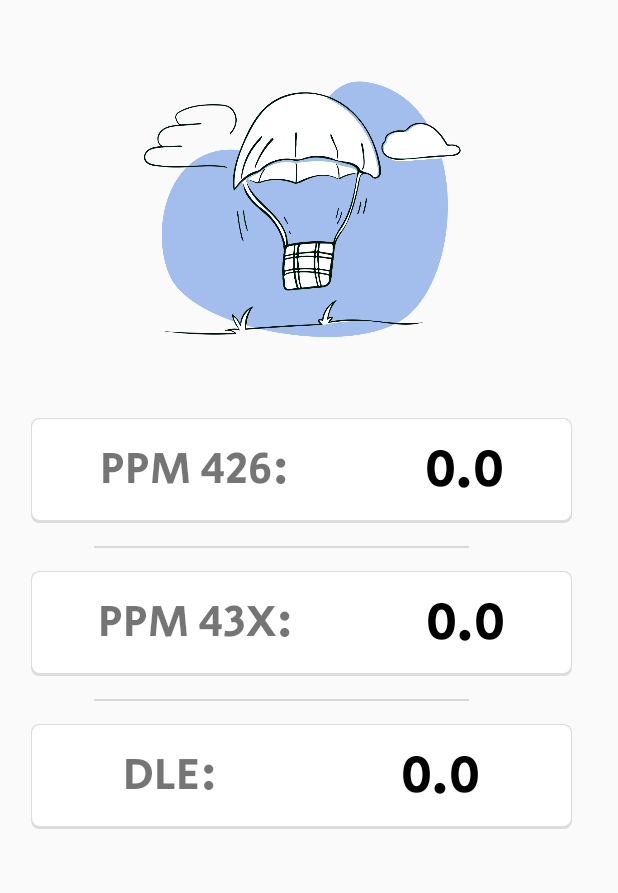
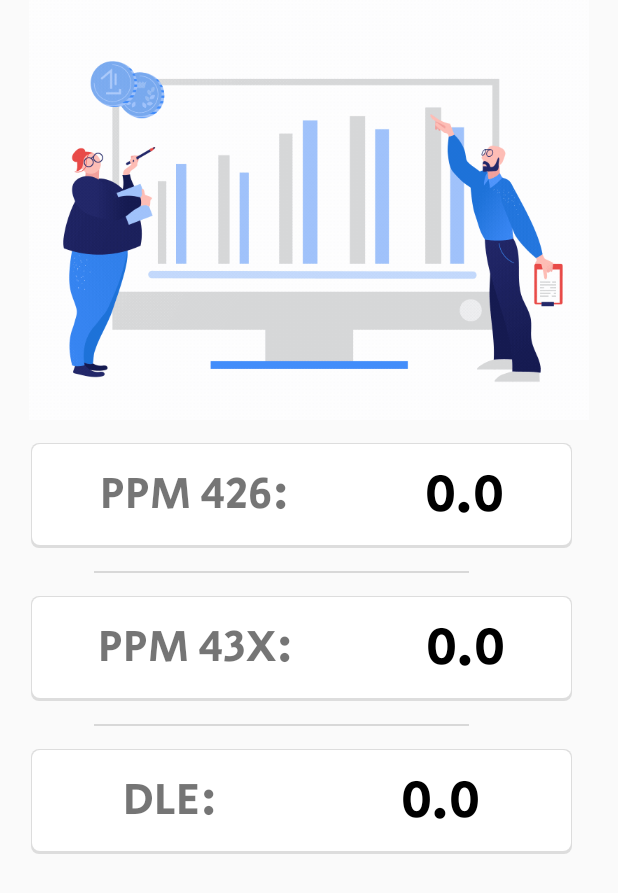
Before and after one commit to Yolkovich/FaurPlus, an Android app: the AnnaResult screen opened directly, with no data from a screen before it, on a phone screen of 412 x 824 dp. Shown: the top 893 px of the screen. Run offline under Robolectric (Android 15) with nearby library versions, the phone set to English and light mode, and no system bars; 3 statements that could not run were skipped.

Commit message:
- Add GIF to Anna

```diff
--- a/app/build.gradle
+++ b/app/build.gradle
@@ -8,7 +8,7 @@ android {
 
     defaultConfig {
         applicationId "com.example.faurplus"
-        minSdkVersion 16
+        minSdkVersion 17
         targetSdkVersion 30
         versionCode 1
         versionName "1.0"
@@ -44,7 +44,7 @@ dependencies {
     implementation 'androidx.constraintlayout:constraintlayout:2.0.4'
     implementation 'androidx.navigation:navigation-fragment:2.3.5'
     implementation 'androidx.navigation:navigation-ui:2.3.5'
-
+    implementation 'pl.droidsonroids.gif:android-gif-drawable:1.2.19'
     testImplementation 'junit:junit:4.+'
     androidTestImplementation 'androidx.test.ext:junit:1.1.3'
     androidTestImplementation 'androidx.test.espresso:espresso-core:3.4.0'
--- a/app/src/main/res/layout/activity_anna_result.xml
+++ b/app/src/main/res/layout/activity_anna_result.xml
@@ -17,20 +17,17 @@
         android:layout_height="match_parent"
         android:orientation="vertical">
 
-        <ImageView
-            android:id="@+id/result_anna_img"
+        <pl.droidsonroids.gif.GifImageView
             android:layout_width="match_parent"
-            android:layout_height="203dp"
-            android:layout_marginTop="50dp"
-            android:layout_marginRight="7dp"
-            android:paddingBottom="23dp"
-            app:srcCompat="@drawable/result_anna_img" />
+            android:layout_height="280dp"
+            android:src="@drawable/gif_result"/>
+
+
 
         <LinearLayout
             android:layout_width="match_parent"
             android:layout_height="wrap_content"
             android:layout_marginLeft="5dp"
-            android:layout_marginTop="10dp"
             android:layout_marginRight="15dp"
             android:orientation="vertical">
 
```
Also changed, not shown: app/src/main/res/layout/activity_anna.xml (+9 -1 lines), app/src/main/res/layout/activity_max_dle.xml (+7 -2 lines), app/src/main/res/drawable/gif_anna.gif (added), app/src/main/res/drawable/gif_result.gif (added), 1 other file.
